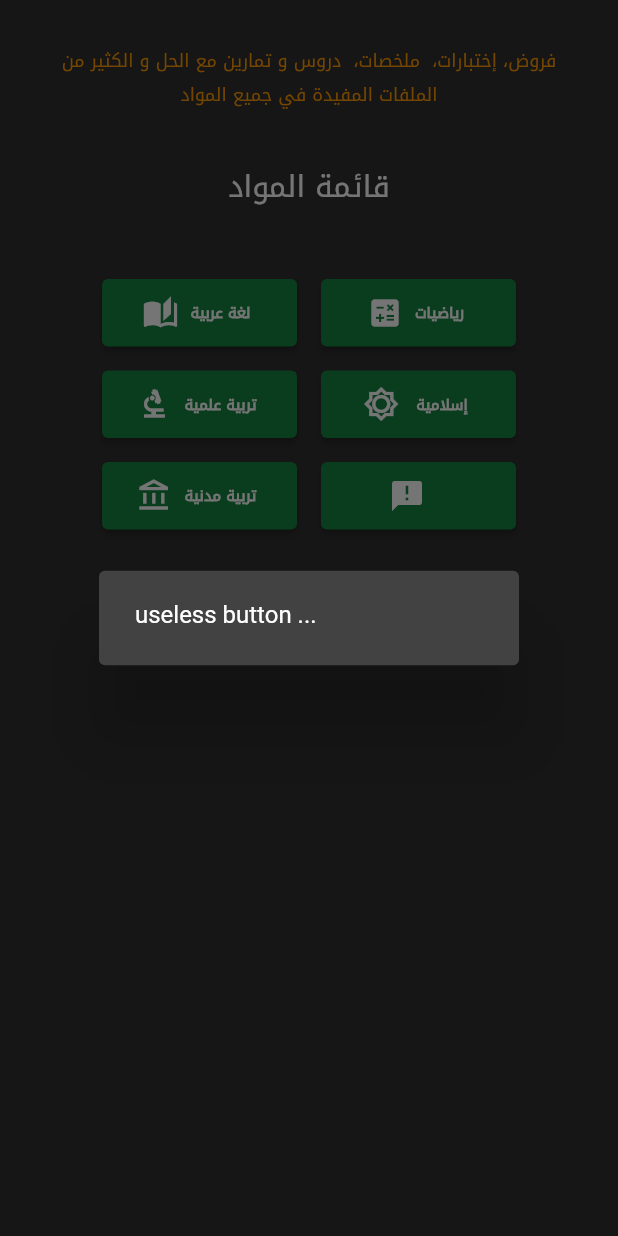
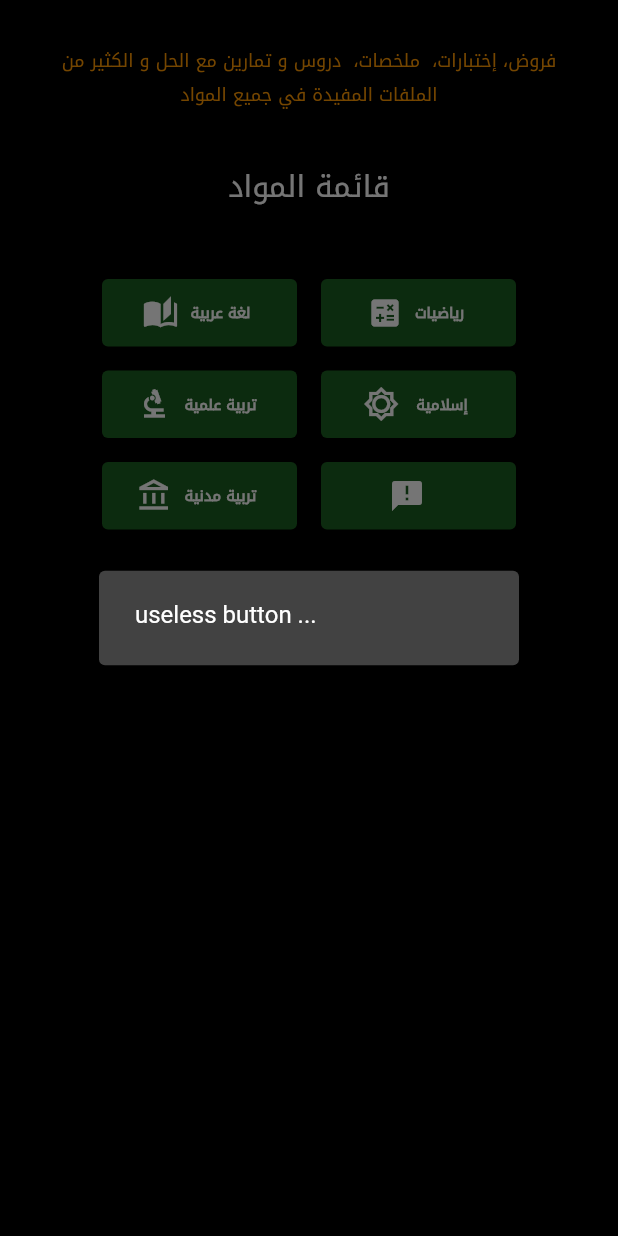
Before and after one commit to ThabetNadji/ExamensDzPr, a Flutter app: the ListCoursesPrimer screen opened directly, after a tap on the "announcement" icon, on a phone screen of 412 x 824 dp. Run offline on Flutter 3.47's test engine with Material 2 defaults, Android fonts, the phone set to English and light mode, and no system bars; our stand-ins replace connectivity, data_connection_checker, firebase_core, firebase_storage, flushbar, fluttertoast and 4 more; missing offline and left inert: back_button_interceptor, custom_splash, flutter_pdfview; accounts and stored records are empty.

Commit message:
i dont know/2

```diff
--- a/lib/Buttons/courseContentButtonMore.dart
+++ b/lib/Buttons/courseContentButtonMore.dart
@@ -22,7 +22,7 @@ class CourseContentButtonMore extends StatelessWidget {
     return Column(children: [
       ElevatedButton(
         style: ElevatedButton.styleFrom(
-          primary: Color.fromARGB(255, 22, 133, 66),
+          primary: Colors.green[900],
           onPrimary: const Color(0xFF63d471),
         ),
         onPressed: () {
--- a/lib/Buttons/courseContentButtonOffLign.dart
+++ b/lib/Buttons/courseContentButtonOffLign.dart
@@ -1,5 +1,4 @@
 import 'package:flutter/material.dart';
-import 'package:myEduApp/PDFreader/PdfView.dart';
 import 'package:myEduApp/PDFreader/PdfViewOffLign.dart';
 import '../PDFreader/Viewpdf.dart';
 
@@ -11,8 +10,6 @@ class courseContentButtonOffLign extends StatelessWidget {
 
   @override
   Widget build(BuildContext context) {
-    String link;
-
     return SizedBox.fromSize(
       size: Size(75, 50), // button width and height
       child: TextButton(
@@ -23,10 +20,7 @@ class courseContentButtonOffLign extends StatelessWidget {
                   builder: (BuildContext context) => PdfViewOffLign(
                       path: path, fileName: fileName, tri: tri)));
         },
-        // color: Colors.orange,
-        //padding: EdgeInsets.all(1.0),
         child: Column(
-          // Replace with a Row for horizontal icon + text
           children: <Widget>[
             Icon(
               Icons.arrow_forward,
--- a/lib/Buttons/customButton.dart
+++ b/lib/Buttons/customButton.dart
@@ -67,7 +67,7 @@ class CustomBTN extends StatelessWidget {
         // ignore: deprecated_member_use
         child: ElevatedButton.icon(
           style: ElevatedButton.styleFrom(
-            primary: Color.fromARGB(255, 22, 133, 66),
+            primary: Colors.green[900],
             onPrimary: const Color(0xFF63d471),
           ),
           onPressed: () {
--- a/lib/Buttons/customButtonEmpty.dart
+++ b/lib/Buttons/customButtonEmpty.dart
@@ -26,7 +26,7 @@ class CustomButtonEmpty extends StatelessWidget {
         // ignore: deprecated_member_use
         child: ElevatedButton.icon(
           style: ElevatedButton.styleFrom(
-            primary: Color.fromARGB(255, 22, 133, 66),
+            primary: Colors.green[900],
             onPrimary: const Color(0xFF63d471),
           ),
           label: Text(
--- a/lib/main/myHomePage2.dart
+++ b/lib/main/myHomePage2.dart
@@ -65,8 +65,25 @@ class _myHomePage2State extends State<myHomePage2> {
                                     }
                                     //print(dateString);
                                     return Container(
-                                      color:
-                                          Colors.greenAccent.withOpacity(0.3),
+                                      decoration: new BoxDecoration(
+                                        borderRadius: new BorderRadius.all(
+                                            new Radius.circular(10.0)),
+                                        image: DecorationImage(
+                                          image:
+                                              AssetImage("assets/images/4.png"),
+                                          fit: BoxFit.cover,
+                                        ),
+                                        boxShadow: [
+                                          BoxShadow(
+                                            color: Colors.orange,
+
+                                            spreadRadius: 0,
+                                            blurRadius: 0,
+                                            offset: Offset(0,
+                                                0), // changes position of shadow
+                                          ),
+                                        ],
+                                      ),
                                       alignment: Alignment.center,
                                       child: Column(
                                         children: [
@@ -101,8 +118,12 @@ class _myHomePage2State extends State<myHomePage2> {
                                                       style: new TextStyle(
                                                         fontWeight:
                                                             FontWeight.bold,
-                                                        fontSize: 10.0,
-                                                        //color: Colors.orange,
+                                                        fontSize: MediaQuery.of(
+                                                                    context)
+                                                                .size
+                                                                .width /
+                                                            25,
+                                                        //color: Colors.green,
                                                         fontFamily: 'Kufi',
                                                       )),
                                                   SizedBox(
@@ -118,8 +139,12 @@ class _myHomePage2State extends State<myHomePage2> {
                                                   'بالتـــوفـيق لكــل مجـتهــد ',
                                                   style: new TextStyle(
                                                     fontWeight: FontWeight.bold,
-                                                    fontSize: 10.0,
-                                                    //color: Colors.orange,
+                                                    fontSize:
+                                                        MediaQuery.of(context)
+                                                                .size
+                                                                .width /
+                                                            25,
+                                                    // color: Colors.green,
                                                     fontFamily: 'Kufi',
                                                   )),
                                               SizedBox(
@@ -142,7 +167,7 @@ class _myHomePage2State extends State<myHomePage2> {
                         ),
                         cardHomeWidgetDark(
                             'assets/images/educ_5_re.png',
-                            'مواضيع شهادة التعليم الإبتدائى للسنوات الماضيه مع الحل ',
+                            'مواضيع شهادة التعليم الإبتدائى لسٌنوات الماضيه مع التصحيح النموذجي ',
                             '5 eme',
                             'CinqEme',
                             ''),
--- a/lib/main/theme.dart
+++ b/lib/main/theme.dart
@@ -4,30 +4,45 @@ import 'package:shared_preferences/shared_preferences.dart';
 
 class ThemeProvider extends ChangeNotifier {
   ThemeData _selectedTheme;
-  Typography defaultTypography;
+  //Typography defaultTypography;
   SharedPreferences prefs;
-
-  ThemeData dark = ThemeData.dark().copyWith();
-
+  //ThemeData dark = ThemeData.dark().copyWith();
   ThemeData light = ThemeData.light().copyWith();
 
+  ThemeData darkTheme = ThemeData(
+    appBarTheme: AppBarTheme(
+      backgroundColor: Color.fromARGB(240, 0, 0, 0),
+    ),
+    scaffoldBackgroundColor: Color.fromARGB(255, 0, 0, 0),
+    primaryColor: Colors.black87,
+    brightness: Brightness.dark,
+    highlightColor: Colors.white,
+    backgroundColor: Colors.black54,
+    textSelectionTheme: TextSelectionThemeData(selectionColor: Colors.grey),
+  );
+
   ThemeProvider(bool darkThemeOn) {
-    _selectedTheme = darkThemeOn ? dark : light;
+    _selectedTheme = darkTheme;
   }
 
-  Future<void> swapTheme() async {
+  /*Future<void> swapTheme() async {
     prefs = await SharedPreferences.getInstance();
 
-    if (_selectedTheme == dark) {
-      _selectedTheme = light;
+    if (_selectedTheme == darkTheme) {
+      _selectedTheme = darkTheme;
+      await prefs.setBool("darkTheme", true);
+      //_selectedTheme = lightTheme;
+      //await prefs.setBool("darkTheme", false);
+    } else {
+      //_selectedTheme = darkTheme;
+      //await prefs.setBool("darkTheme", true);
+
+      _selectedTheme = lightTheme;
       await prefs.setBool("darkTheme", false);
-    } else {
-      _selectedTheme = dark;
-      await prefs.setBool("darkTheme", true);
     }
 
     notifyListeners();
-  }
+  }*/
 
   ThemeData getTheme() => _selectedTheme;
 }
--- a/pubspec.yaml
+++ b/pubspec.yaml
@@ -3,7 +3,7 @@ description: A new Flutter project.
 
 publish_to: 'none'
 
-version: 2.6.0+226
+version: 2.8.1+229
 
 environment:
   sdk: ">=2.7.0 <3.0.0"
```
Also changed, not shown: lib/Buttons/courseContentButton.dart (+4 -13 lines), lib/main.dart (+6 -40 lines), lib/main/cardHomeWidgetDark.dart (+10 -14 lines), assets/images/4.png (added), 3 other files.
